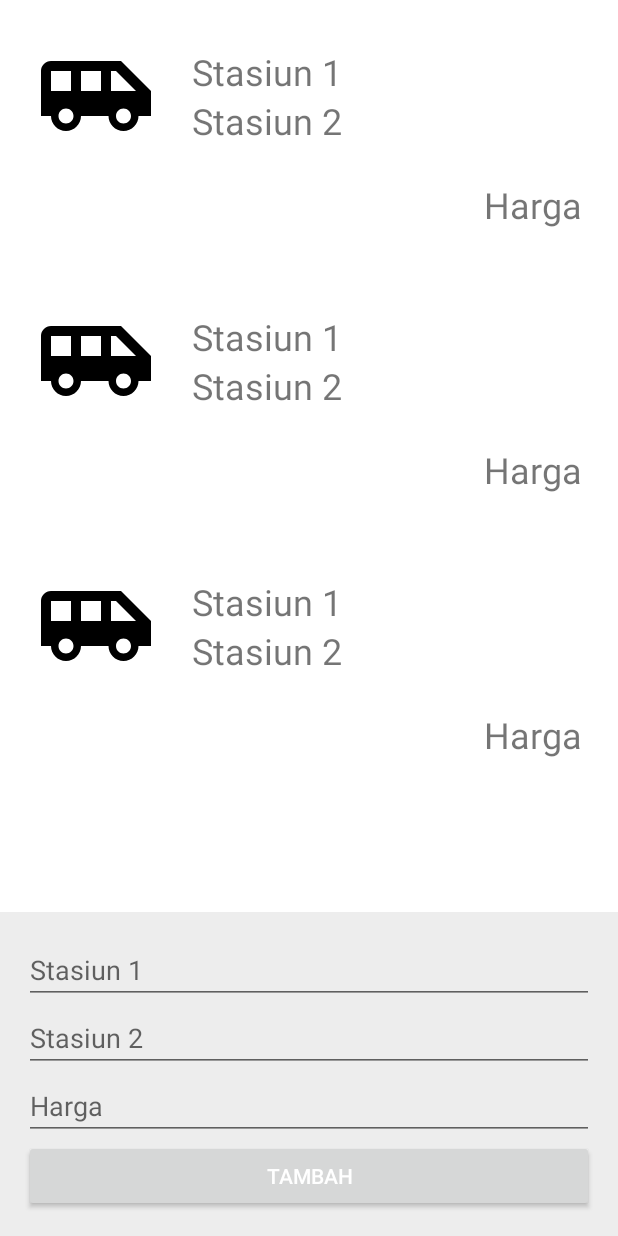
After one commit to senaajibayumurti/PPAPB-Travelakuy, an Android app: the layout adminmenu_activity_main.xml on its own in the app's theme, with its tools: preview values and no code run, on a phone screen of 412 x 824 dp. The commit adds this screen. Run offline under Robolectric (Android 15) with nearby library versions, the phone set to English and light mode, and no system bars.

Commit message:
Added admin menu, bla bla

```diff
--- a/app/src/main/AndroidManifest.xml
+++ b/app/src/main/AndroidManifest.xml
@@ -12,6 +12,12 @@
         android:supportsRtl="true"
         android:theme="@style/Base.Theme.PPAPBTravelakuy"
         tools:targetApi="31">
+        <activity
+            android:name=".usermenu.OrderDetailFragment"
+            android:exported="false" />
+        <activity
+            android:name=".adminmenu.MainActivity"
+            android:exported="false" />
         <activity
             android:name=".usermenu.ProfileFragment"
             android:exported="false" />
--- a/app/src/main/java/com/example/ppapb_travelakuy/usermenu/database/Travel.kt
+++ b/app/src/main/java/com/example/ppapb_travelakuy/usermenu/database/TravelForHome.kt
@@ -1,6 +1,6 @@
 package com.example.ppapb_travelakuy.usermenu.database
 
-data class Travel(
+data class TravelForHome(
     val station_one: String = "",
     val station_two: String = "",
     val price: Int = 0
--- /dev/null
+++ b/app/src/main/res/drawable/ic_vehicle.xml
@@ -0,0 +1,5 @@
+<vector android:height="24dp" android:tint="#000000"
+    android:viewportHeight="24" android:viewportWidth="24"
+    android:width="24dp" xmlns:android="http://schemas.android.com/apk/res/android">
+    <path android:fillColor="@android:color/white" android:pathData="M17,5L3,5c-1.1,0 -2,0.89 -2,2v9h2c0,1.65 1.34,3 3,3s3,-1.35 3,-3h5.5c0,1.65 1.34,3 3,3s3,-1.35 3,-3L23,16v-5l-6,-6zM3,11L3,7h4v4L3,11zM6,17.5c-0.83,0 -1.5,-0.67 -1.5,-1.5s0.67,-1.5 1.5,-1.5 1.5,0.67 1.5,1.5 -0.67,1.5 -1.5,1.5zM13,11L9,11L9,7h4v4zM17.5,17.5c-0.83,0 -1.5,-0.67 -1.5,-1.5s0.67,-1.5 1.5,-1.5 1.5,0.67 1.5,1.5 -0.67,1.5 -1.5,1.5zM15,11L15,7h1l4,4h-5z"/>
+</vector>
--- /dev/null
+++ b/app/src/main/res/layout/adminmenu_activity_main.xml
@@ -0,0 +1,55 @@
+<?xml version="1.0" encoding="utf-8"?>
+<androidx.constraintlayout.widget.ConstraintLayout xmlns:android="http://schemas.android.com/apk/res/android"
+    xmlns:app="http://schemas.android.com/apk/res-auto"
+    xmlns:tools="http://schemas.android.com/tools"
+    android:layout_width="match_parent"
+    android:layout_height="match_parent"
+    tools:context=".adminmenu.MainActivity">
+    <androidx.recyclerview.widget.RecyclerView
+        android:layout_width="match_parent"
+        android:layout_height="0dp"
+
+        android:id="@+id/rv_travel_item"
+        tools:listitem="@layout/usermenu_item_travel_home"
+
+        app:layout_constraintTop_toTopOf="parent"
+        app:layout_constraintBottom_toTopOf="@id/ll_create_form"
+        app:layout_constraintStart_toStartOf="parent"/>
+    <LinearLayout
+        android:layout_width="match_parent"
+        android:layout_height="wrap_content"
+        android:orientation="vertical"
+        android:paddingTop="24dp"
+        android:padding="16dp"
+
+        android:id="@+id/ll_create_form"
+        android:background="@color/grey_1"
+
+        app:layout_constraintBottom_toBottomOf="parent"
+        app:layout_constraintStart_toStartOf="parent">
+        <androidx.appcompat.widget.AppCompatEditText
+            android:layout_width="match_parent"
+            android:layout_height="wrap_content"
+
+            android:id="@+id/et_station_one"
+            android:hint="Stasiun 1"/>
+        <androidx.appcompat.widget.AppCompatEditText
+            android:layout_width="match_parent"
+            android:layout_height="wrap_content"
+
+            android:id="@+id/et_station_two"
+            android:hint="Stasiun 2"/>
+        <androidx.appcompat.widget.AppCompatEditText
+            android:layout_width="match_parent"
+            android:layout_height="wrap_content"
+
+            android:id="@+id/et_price"
+            android:hint="Harga"/>
+        <androidx.appcompat.widget.AppCompatButton
+            android:layout_width="match_parent"
+            android:layout_height="wrap_content"
+
+            android:id="@+id/btn_add"
+            android:text="TAMBAH"/>
+    </LinearLayout>
+</androidx.constraintlayout.widget.ConstraintLayout>
--- a/app/src/main/res/layout/usermenu_home_fragment.xml
+++ b/app/src/main/res/layout/usermenu_home_fragment.xml
@@ -10,6 +10,6 @@
         android:layout_height="wrap_content"
 
         android:id="@+id/rv_list_travel"
-        tools:listitem="@layout/usermenu_item_travel"
+        tools:listitem="@layout/usermenu_item_travel_home"
         tools:itemCount="5"/>
 </LinearLayout>
--- a/app/src/main/res/layout/usermenu_item_travel.xml
+++ b/app/src/main/res/layout/usermenu_item_travel_home.xml
@@ -2,50 +2,55 @@
 <androidx.constraintlayout.widget.ConstraintLayout xmlns:android="http://schemas.android.com/apk/res/android"
     android:layout_width="match_parent"
     android:layout_height="wrap_content"
-    android:padding="24dp"
+    android:padding="16dp"
+    android:layout_margin="8dp"
     xmlns:app="http://schemas.android.com/apk/res-auto">
-
     <ImageView
         android:layout_width="80dp"
         android:layout_height="80dp"
+
         android:id="@+id/iv_travel_icon"
+        android:src="@drawable/ic_vehicle"
+
         app:layout_constraintTop_toTopOf="parent"
         app:layout_constraintStart_toStartOf="parent"/>
+    <LinearLayout
+        android:layout_width="wrap_content"
+        android:layout_height="0dp"
+        android:layout_marginStart="24dp"
+        android:orientation="vertical"
+        android:gravity="center_vertical"
 
+        android:id="@+id/ll_station"
+
+        app:layout_constraintTop_toTopOf="@id/iv_travel_icon"
+        app:layout_constraintBottom_toBottomOf="@id/iv_travel_icon"
+        app:layout_constraintStart_toEndOf="@id/iv_travel_icon">
         <TextView
             android:layout_width="wrap_content"
             android:layout_height="wrap_content"
-        android:layout_marginStart="24dp"
 
             android:id="@+id/tv_station_one"
             android:text="Stasiun 1"
-        android:textSize="24sp"
-
-        app:layout_constraintTop_toTopOf="@id/iv_travel_icon"
-        app:layout_constraintStart_toEndOf="@id/iv_travel_icon" />
-
+            android:textSize="24sp" />
         <TextView
             android:layout_width="wrap_content"
             android:layout_height="wrap_content"
-        android:layout_marginStart="24dp"
 
             android:id="@+id/tv_station_two"
             android:text="Stasiun 2"
-        android:textSize="24sp"
-
-        app:layout_constraintBottom_toBottomOf="@id/iv_travel_icon"
-        app:layout_constraintStart_toEndOf="@id/iv_travel_icon" />
-
+            android:textSize="24sp" />
+    </LinearLayout>
     <TextView
         android:layout_width="wrap_content"
         android:layout_height="wrap_content"
+        android:layout_marginTop="16dp"
 
         android:id="@+id/tv_price"
         android:text="Harga"
         android:textSize="24sp"
 
-        app:layout_constraintTop_toTopOf="@id/iv_travel_icon"
-        app:layout_constraintBottom_toBottomOf="@id/iv_travel_icon"
+        app:layout_constraintTop_toBottomOf="@id/ll_station"
+        app:layout_constraintBottom_toBottomOf="parent"
         app:layout_constraintEnd_toEndOf="parent"/>
-
 </androidx.constraintlayout.widget.ConstraintLayout>
```
Also changed, not shown: app/src/main/java/com/example/ppapb_travelakuy/adminmenu/MainActivity.kt (added, +12 -0 lines), app/src/main/java/com/example/ppapb_travelakuy/usermenu/HistoryFragment.kt (+16 -0 lines), app/src/main/java/com/example/ppapb_travelakuy/usermenu/HomeFragment.kt (+13 -0 lines), app/src/main/java/com/example/ppapb_travelakuy/usermenu/ItemTravelForHistoryAdapter.kt (renamed from app/src/main/java/com/example/ppapb_travelakuy/usermenu/ItemTravelAdapter.kt, +11 -13 lines), app/src/main/java/com/example/ppapb_travelakuy/usermenu/ItemTravelForHomeAdapter.kt (added, +38 -0 lines), app/src/main/java/com/example/ppapb_travelakuy/usermenu/OrderDetailFragment.kt (added, +12 -0 lines), app/src/main/java/com/example/ppapb_travelakuy/usermenu/database/TravelForHistory.kt (added, +11 -0 lines), app/src/main/res/layout/usermenu_history_fragment.xml (+7 -2 lines), app/src/main/res/layout/usermenu_item_travel_history.xml (added, +98 -0 lines), app/src/main/res/layout/usermenu_order_detail_fragment.xml (added, +29 -0 lines). Lines whose indentation alone changed are shown as unchanged.
